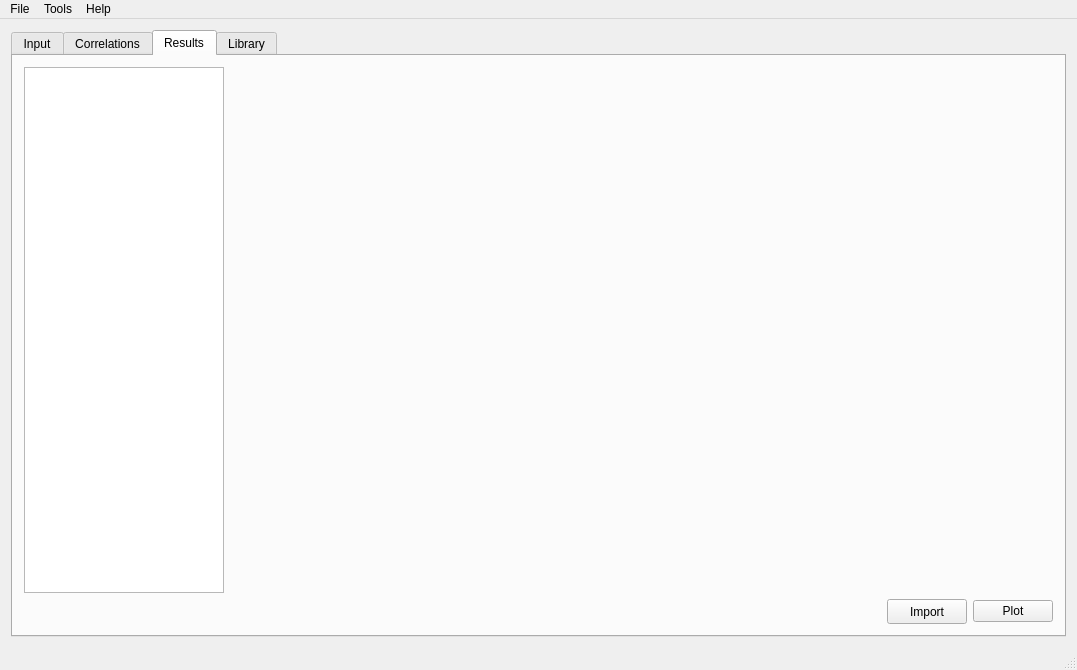
Old version of the form mainwindow.ui in the repository ateixeira0163/PCHE.
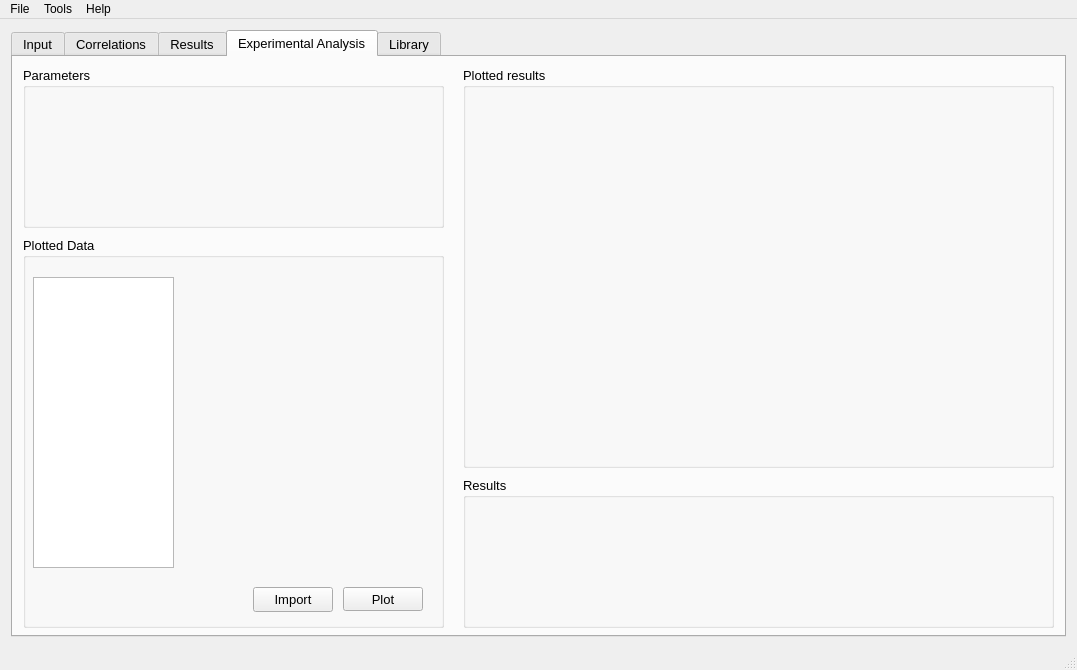
New version of the form. Icons and pictures are not drawn. Custom widgets are drawn as their Qt base class.

The edit to the form file:
```diff
--- a/mainwindow.ui
+++ b/mainwindow.ui
@@ -21,13 +21,18 @@
     </size>
    </property>
    <layout class="QGridLayout" name="gridLayout">
-    <item row="0" column="0">
+    <item row="0" column="1">
      <widget class="QTabWidget" name="tabWidget">
+      <property name="font">
+       <font>
+        <pointsize>10</pointsize>
+       </font>
+      </property>
       <property name="tabShape">
        <enum>QTabWidget::Rounded</enum>
       </property>
       <property name="currentIndex">
-       <number>2</number>
+       <number>3</number>
       </property>
       <property name="elideMode">
        <enum>Qt::ElideNone</enum>
@@ -1519,6 +1524,127 @@
         </item>
        </layout>
       </widget>
+      <widget class="QWidget" name="tab_10">
+       <attribute name="title">
+        <string>Experimental Analysis</string>
+       </attribute>
+       <widget class="QGroupBox" name="groupBox_3">
+        <property name="geometry">
+         <rect>
+          <x>10</x>
+          <y>10</y>
+          <width>421</width>
+          <height>161</height>
+         </rect>
+        </property>
+        <property name="title">
+         <string>Parameters</string>
+        </property>
+       </widget>
+       <widget class="QGroupBox" name="groupBox_5">
+        <property name="geometry">
+         <rect>
+          <x>10</x>
+          <y>180</y>
+          <width>421</width>
+          <height>391</height>
+         </rect>
+        </property>
+        <property name="title">
+         <string>Plotted Data</string>
+        </property>
+        <widget class="QPushButton" name="importResultsButton">
+         <property name="geometry">
+          <rect>
+           <x>230</x>
+           <y>350</y>
+           <width>80</width>
+           <height>25</height>
+          </rect>
+         </property>
+         <property name="minimumSize">
+          <size>
+           <width>0</width>
+           <height>25</height>
+          </size>
+         </property>
+         <property name="text">
+          <string>Import</string>
+         </property>
+        </widget>
+        <widget class="QPushButton" name="plotResultsButton">
+         <property name="geometry">
+          <rect>
+           <x>320</x>
+           <y>350</y>
+           <width>80</width>
+           <height>24</height>
+          </rect>
+         </property>
+         <property name="text">
+          <string>Plot</string>
+         </property>
+        </widget>
+        <widget class="QCustomPlot" name="customPlotData" native="true">
+         <property name="geometry">
+          <rect>
+           <x>159</x>
+           <y>40</y>
+           <width>241</width>
+           <height>291</height>
+          </rect>
+         </property>
+        </widget>
+        <widget class="QTableView" name="plotTable2">
+         <property name="geometry">
+          <rect>
+           <x>10</x>
+           <y>40</y>
+           <width>141</width>
+           <height>291</height>
+          </rect>
+         </property>
+         <property name="maximumSize">
+          <size>
+           <width>200</width>
+           <height>16777215</height>
+          </size>
+         </property>
+         <attribute name="horizontalHeaderVisible">
+          <bool>false</bool>
+         </attribute>
+         <attribute name="verticalHeaderVisible">
+          <bool>false</bool>
+         </attribute>
+        </widget>
+       </widget>
+       <widget class="QGroupBox" name="groupBox_6">
+        <property name="geometry">
+         <rect>
+          <x>450</x>
+          <y>10</y>
+          <width>591</width>
+          <height>401</height>
+         </rect>
+        </property>
+        <property name="title">
+         <string>Plotted results</string>
+        </property>
+       </widget>
+       <widget class="QGroupBox" name="groupBox_7">
+        <property name="geometry">
+         <rect>
+          <x>450</x>
+          <y>420</y>
+          <width>591</width>
+          <height>151</height>
+         </rect>
+        </property>
+        <property name="title">
+         <string>Results</string>
+        </property>
+       </widget>
+      </widget>
       <widget class="QWidget" name="libraryTab">
        <attribute name="title">
         <string>Library</string>
```
